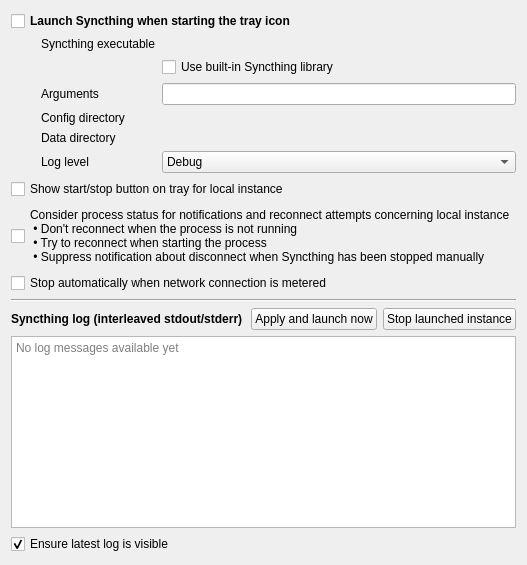
Before: the Qt Designer form syncthingwidgets/settings/launcheroptionpage.ui in Martchus/syncthingtray, drawn with Qt 5.
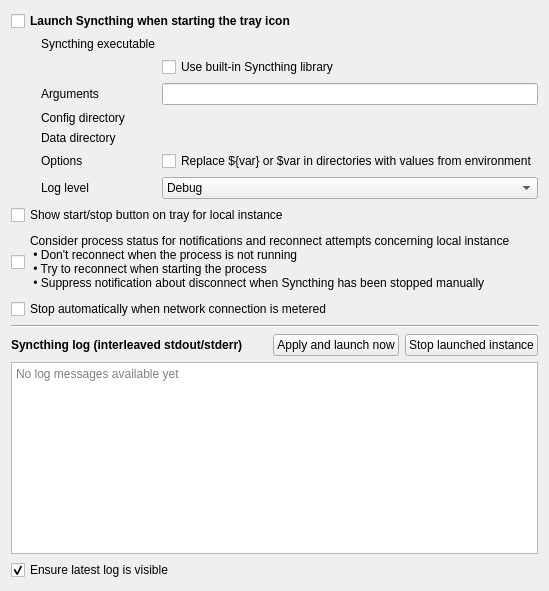
After: the same form once the commit is applied. Icons and pictures are not drawn. Custom widgets are drawn as their Qt base class.

Patch:
```diff
--- a/syncthingwidgets/settings/launcheroptionpage.ui
+++ b/syncthingwidgets/settings/launcheroptionpage.ui
@@ -77,14 +77,14 @@
       <item row="3" column="1">
        <widget class="QtUtilities::PathSelection" name="configDirPathSelection" native="true"/>
       </item>
-      <item row="5" column="0">
+      <item row="7" column="0">
        <widget class="QLabel" name="logLevelLabel">
         <property name="text">
          <string>Log level</string>
         </property>
        </widget>
       </item>
-      <item row="5" column="1">
+      <item row="7" column="1">
        <widget class="QComboBox" name="logLevelComboBox">
         <item>
          <property name="text">
@@ -126,6 +126,20 @@
       <item row="4" column="1">
        <widget class="QtUtilities::PathSelection" name="dataDirPathSelection" native="true"/>
       </item>
+      <item row="5" column="0">
+       <widget class="QLabel" name="optionsLabel">
+        <property name="text">
+         <string>Options</string>
+        </property>
+       </widget>
+      </item>
+      <item row="5" column="1">
+       <widget class="QCheckBox" name="expandEnvCheckBox">
+        <property name="text">
+         <string>Replace ${var} or $var in directories with values from environment</string>
+        </property>
+       </widget>
+      </item>
      </layout>
     </widget>
    </item>
```
Left out of the diff: 32 changed lines with no effect on the pictures.
